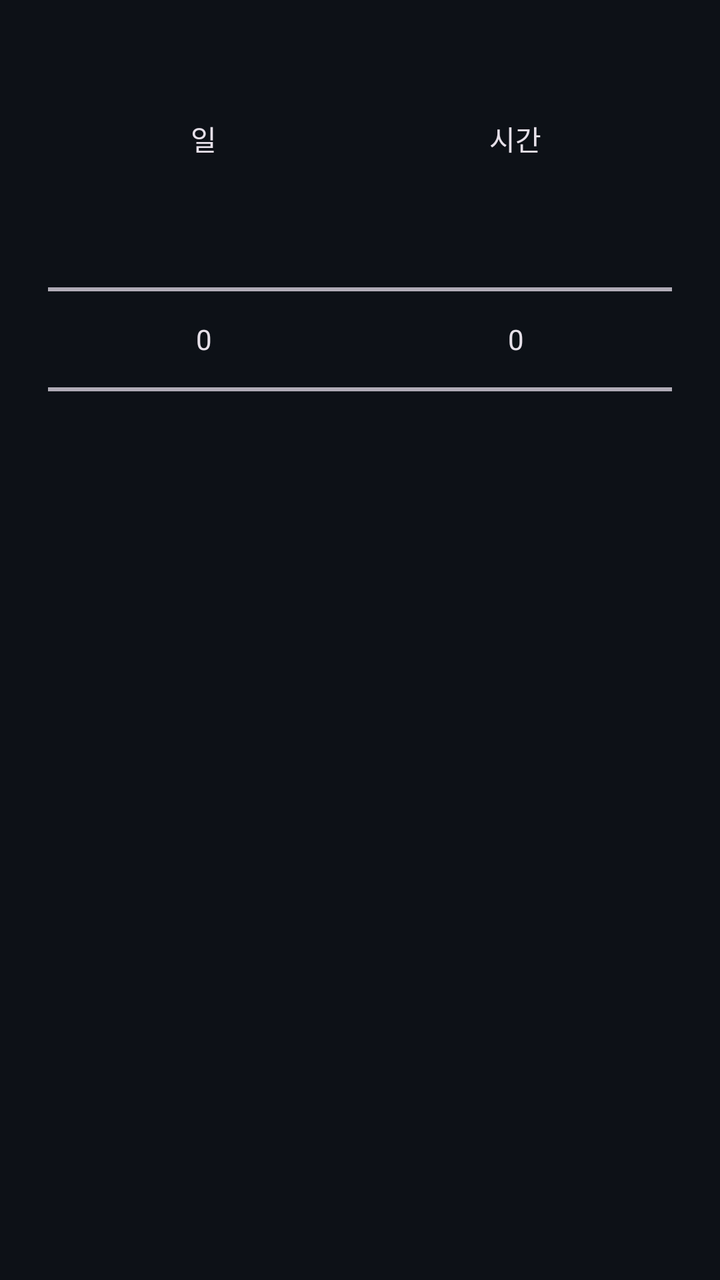
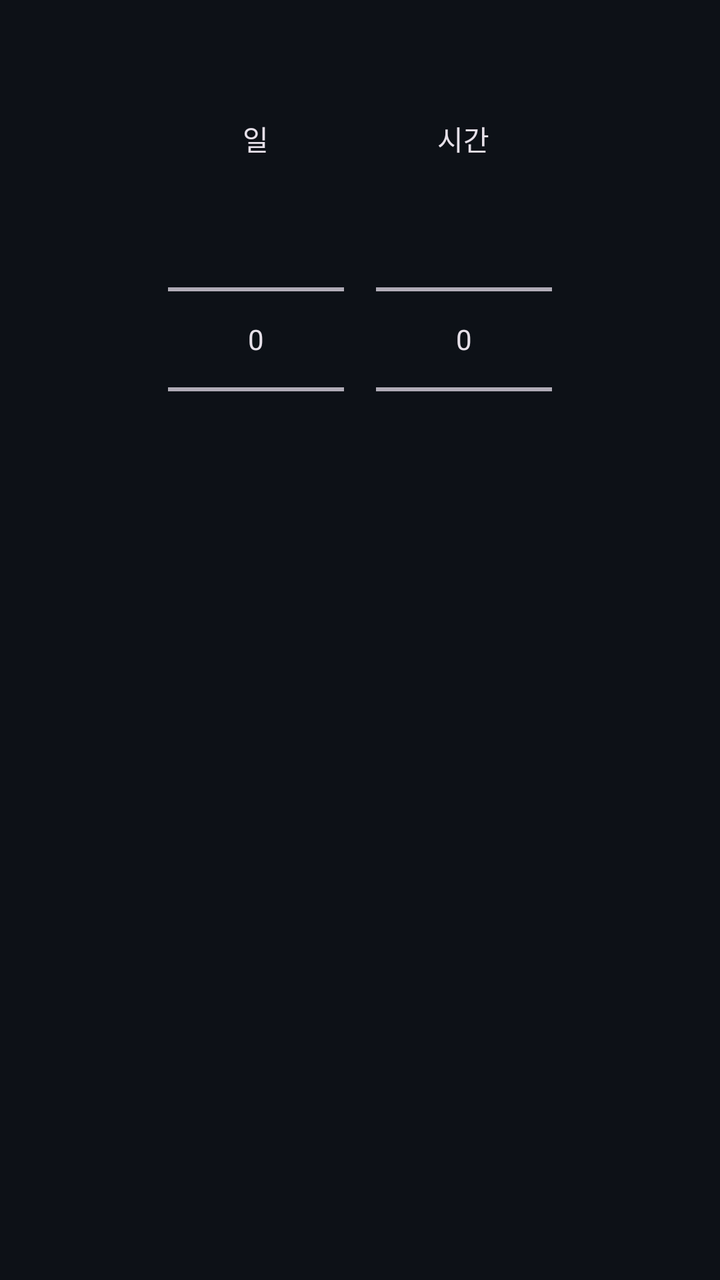

Compare the two renders of this Android layout. The source of the first and the diff that turns it into the second are given below.
<!-- AndroidManifest.xml: application theme Theme.HomeworkTracker -->
<!-- res/layout/dialog_event_deadline.xml -->
<?xml version="1.0" encoding="utf-8"?>
<ScrollView xmlns:android="http://schemas.android.com/apk/res/android"
    android:layout_width="match_parent" android:layout_height="wrap_content">
    <LinearLayout android:layout_width="match_parent" android:layout_height="wrap_content"
        android:orientation="vertical" android:padding="24dp">
        <TextView android:id="@+id/eventDeadlineTarget" android:layout_width="match_parent"
            android:layout_height="wrap_content" android:textAppearance="@style/TextAppearance.Material3.BodyMedium" />
        <LinearLayout android:layout_width="match_parent" android:layout_height="wrap_content"
            android:layout_marginTop="16dp" android:orientation="horizontal" android:gravity="center">
            <LinearLayout android:layout_width="0dp" android:layout_weight="1"
                android:layout_height="wrap_content" android:orientation="vertical" android:gravity="center">
                <TextView android:layout_width="wrap_content" android:layout_height="wrap_content"
                    android:text="일" android:labelFor="@+id/eventDaysPicker"
                    android:textAppearance="@style/TextAppearance.Material3.LabelLarge" />
                <NumberPicker android:id="@id/eventDaysPicker" android:layout_width="match_parent"
                    android:layout_height="180dp" android:contentDescription="마감까지 남은 일수" />
            </LinearLayout>
            <LinearLayout android:layout_width="0dp" android:layout_weight="1"
                android:layout_height="wrap_content" android:orientation="vertical" android:gravity="center">
                <TextView android:layout_width="wrap_content" android:layout_height="wrap_content"
                    android:text="시간" android:labelFor="@+id/eventHoursPicker"
                    android:textAppearance="@style/TextAppearance.Material3.LabelLarge" />
                <NumberPicker android:id="@id/eventHoursPicker" android:layout_width="match_parent"
                    android:layout_height="180dp" android:contentDescription="마감까지 남은 시간" />
            </LinearLayout>
        </LinearLayout>
        <TextView android:id="@+id/eventDeadlinePreview" android:layout_width="match_parent"
            android:layout_height="wrap_content" android:layout_marginTop="16dp"
            android:textAppearance="@style/TextAppearance.Material3.BodyMedium" android:textColor="?attr/colorOnSurfaceVariant" />
    </LinearLayout>
</ScrollView>
<!-- resources referenced by this layout -->
<resources>
  <style name="Theme.HomeworkTracker" parent="Base.Theme.HomeworkTracker" />
  <style name="Base.Theme.HomeworkTracker" parent="Theme.Material3.Dark.NoActionBar">
          <item name="colorPrimary">@color/md_primary</item>
          <item name="colorOnPrimary">@color/md_on_primary</item>
          <item name="colorPrimaryContainer">@color/md_primary_container</item>
          <item name="colorOnPrimaryContainer">@color/md_on_primary_container</item>
          <item name="colorSecondary">@color/md_secondary</item>
          <item name="colorOnSecondary">@color/md_on_secondary</item>
          <item name="colorSecondaryContainer">@color/md_secondary_container</item>
          <item name="colorOnSecondaryContainer">@color/md_on_secondary_container</item>
          <item name="colorError">@color/md_error</item>
          <item name="android:colorBackground">@color/md_surface</item>
          <item name="colorSurface">@color/md_surface</item>
          <item name="colorOnSurface">@color/md_on_surface</item>
          <item name="colorSurfaceVariant">@color/md_surface_variant</item>
          <item name="colorOnSurfaceVariant">@color/md_on_surface_variant</item>
          <item name="colorOutlineVariant">@color/md_outline_variant</item>
      </style>
  <color name="md_primary">#2F81F7</color>
  <color name="md_on_primary">#0D1117</color>
  <color name="md_primary_container">#1C2D4F</color>
  <color name="md_on_primary_container">#58A6FF</color>
  <color name="md_secondary">#8B949E</color>
  <color name="md_on_secondary">#0D1117</color>
  <color name="md_secondary_container">#21262D</color>
  <color name="md_on_secondary_container">#C9D1D9</color>
  <color name="md_error">#F85149</color>
  <color name="md_surface">#0D1117</color>
  <color name="md_on_surface">#F0F6FC</color>
  <color name="md_surface_variant">#161B22</color>
  <color name="md_on_surface_variant">#8B949E</color>
  <color name="md_outline_variant">#30363D</color>
</resources>

<!-- the commit's change to res/layout/dialog_event_deadline.xml (unified diff, before → after) -->
@@ -7,7 +7,7 @@
             android:layout_height="wrap_content" android:textAppearance="@style/TextAppearance.Material3.BodyMedium" />
         <LinearLayout android:layout_width="match_parent" android:layout_height="wrap_content"
             android:layout_marginTop="16dp" android:orientation="horizontal" android:gravity="center">
-            <LinearLayout android:layout_width="0dp" android:layout_weight="1"
+            <LinearLayout android:layout_width="88dp" android:layout_marginHorizontal="8dp"
                 android:layout_height="wrap_content" android:orientation="vertical" android:gravity="center">
                 <TextView android:layout_width="wrap_content" android:layout_height="wrap_content"
                     android:text="일" android:labelFor="@+id/eventDaysPicker"
@@ -15,7 +15,7 @@
                 <NumberPicker android:id="@id/eventDaysPicker" android:layout_width="match_parent"
                     android:layout_height="180dp" android:contentDescription="마감까지 남은 일수" />
             </LinearLayout>
-            <LinearLayout android:layout_width="0dp" android:layout_weight="1"
+            <LinearLayout android:layout_width="88dp" android:layout_marginHorizontal="8dp"
                 android:layout_height="wrap_content" android:orientation="vertical" android:gravity="center">
                 <TextView android:layout_width="wrap_content" android:layout_height="wrap_content"
                     android:text="시간" android:labelFor="@+id/eventHoursPicker"
